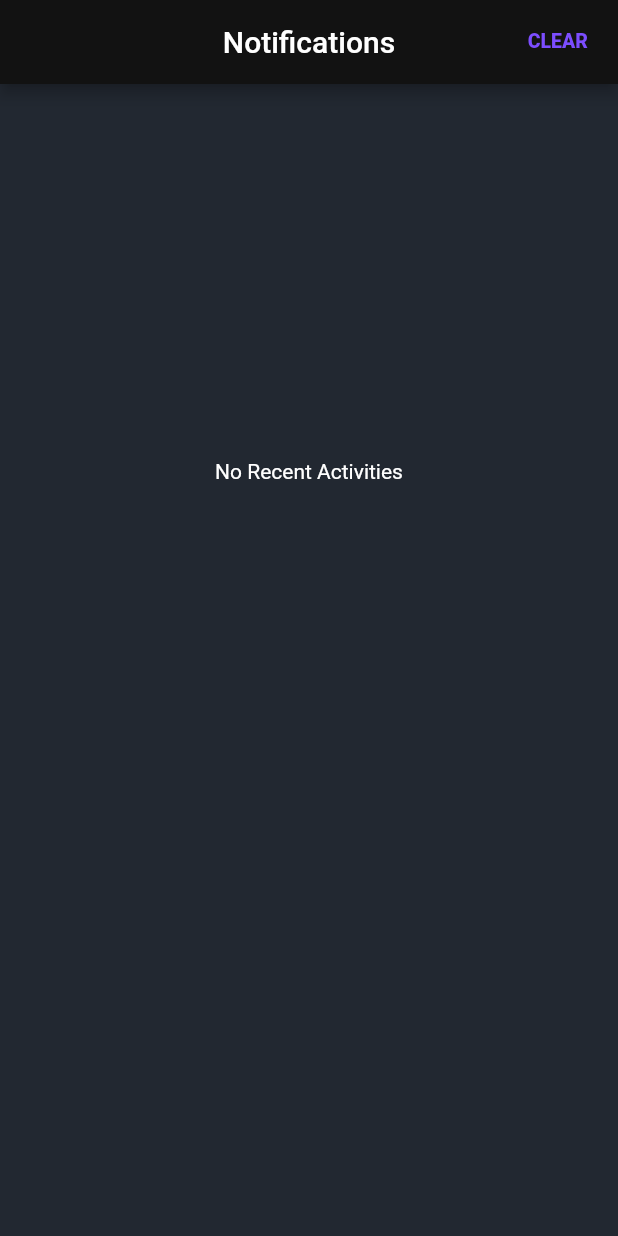
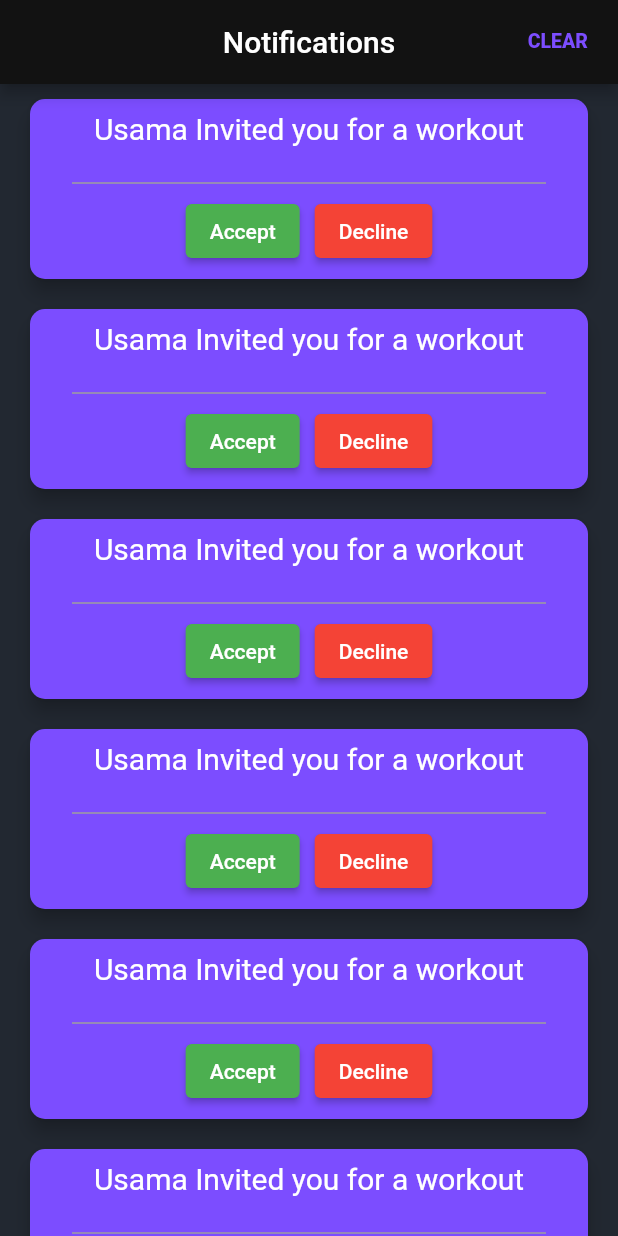
Before and after one commit to usamaTheFirst/sehatmand, a Flutter app: the Activities screen opened directly, on a phone screen of 412 x 824 dp. Run offline on Flutter 3.47's test engine with Material 2 defaults, Android fonts, the light colour scheme and no system bars; our stand-ins replace cached_network_image, cloud_firestore, firebase_auth, firebase_core, firebase_storage, flashy_tab_bar2 and 15 more; accounts and stored records are empty; network calls fail.

Commit message:
made some changes

```diff
--- a/lib/pages/notification.dart
+++ b/lib/pages/notification.dart
@@ -4,6 +4,7 @@ import 'package:flutter/material.dart';
 import 'package:sehatmand/components/notification_stream_wrapper.dart';
 import 'package:sehatmand/models/notification.dart';
 import 'package:sehatmand/utils/firebase.dart';
+import 'package:sehatmand/widgets/invite_exercise_card.dart';
 import 'package:sehatmand/widgets/notification_items.dart';
 
 class Activities extends StatefulWidget {
@@ -42,7 +43,14 @@ class _ActivitiesState extends State<Activities> {
       ),
       body: ListView(
         children: [
-          getActivities(),
+          // getActivities(),
+          InvitationCard(),
+          InvitationCard(),
+          InvitationCard(),
+          InvitationCard(),
+          InvitationCard(),
+          InvitationCard(),
+          InvitationCard(),
         ],
       ),
     );
@@ -60,7 +68,8 @@ class _ActivitiesState extends State<Activities> {
           .snapshots(),
       physics: NeverScrollableScrollPhysics(),
       itemBuilder: (_, DocumentSnapshot snapshot) {
-        ActivityModel activities = ActivityModel.fromJson(snapshot.data() as Map<String, dynamic>);
+        ActivityModel activities =
+            ActivityModel.fromJson(snapshot.data() as Map<String, dynamic>);
         return ActivityItems(
           activity: activities,
         );
--- /dev/null
+++ b/lib/widgets/invite_exercise_card.dart
@@ -0,0 +1,64 @@
+import 'package:flutter/material.dart';
+
+class InvitationCard extends StatelessWidget {
+  const InvitationCard({Key? key}) : super(key: key);
+
+  @override
+  Widget build(BuildContext context) {
+    return Card(
+      color: Theme.of(context).colorScheme.secondary,
+      margin: EdgeInsets.symmetric(vertical: 10, horizontal: 20),
+      elevation: 5,
+      shape: RoundedRectangleBorder(
+        borderRadius: BorderRadius.circular(10),
+      ),
+      child: Padding(
+        padding: const EdgeInsets.all(8.0),
+        child: Column(
+          mainAxisSize: MainAxisSize.min,
+          children: <Widget>[
+            SizedBox(
+              height: 40,
+              child: Text(
+                'Usama Invited you for a workout',
+                style: TextStyle(
+                  fontSize: 20,
+                  // fontWeight: FontWeight.bold,
+                ),
+              ),
+            ),
+            Padding(
+              padding: const EdgeInsets.symmetric(horizontal: 20.0),
+              child: Divider(
+                color: Colors.grey,
+                thickness: 1,
+              ),
+            ),
+            Row(
+              mainAxisAlignment: MainAxisAlignment.center,
+              children: [
+                ElevatedButton(
+                  style: ElevatedButton.styleFrom(
+                    primary: Colors.green,
+                  ),
+                  onPressed: () {},
+                  child: Text('Accept', style: TextStyle(color: Colors.white)),
+                ),
+                SizedBox(
+                  width: 10,
+                ),
+                ElevatedButton(
+                  style: ElevatedButton.styleFrom(
+                    primary: Colors.red,
+                  ),
+                  onPressed: () {},
+                  child: Text('Decline', style: TextStyle(color: Colors.white)),
+                ),
+              ],
+            )
+          ],
+        ),
+      ),
+    );
+  }
+}
```
Also changed, not shown: lib/main.dart (+18 -0 lines).
